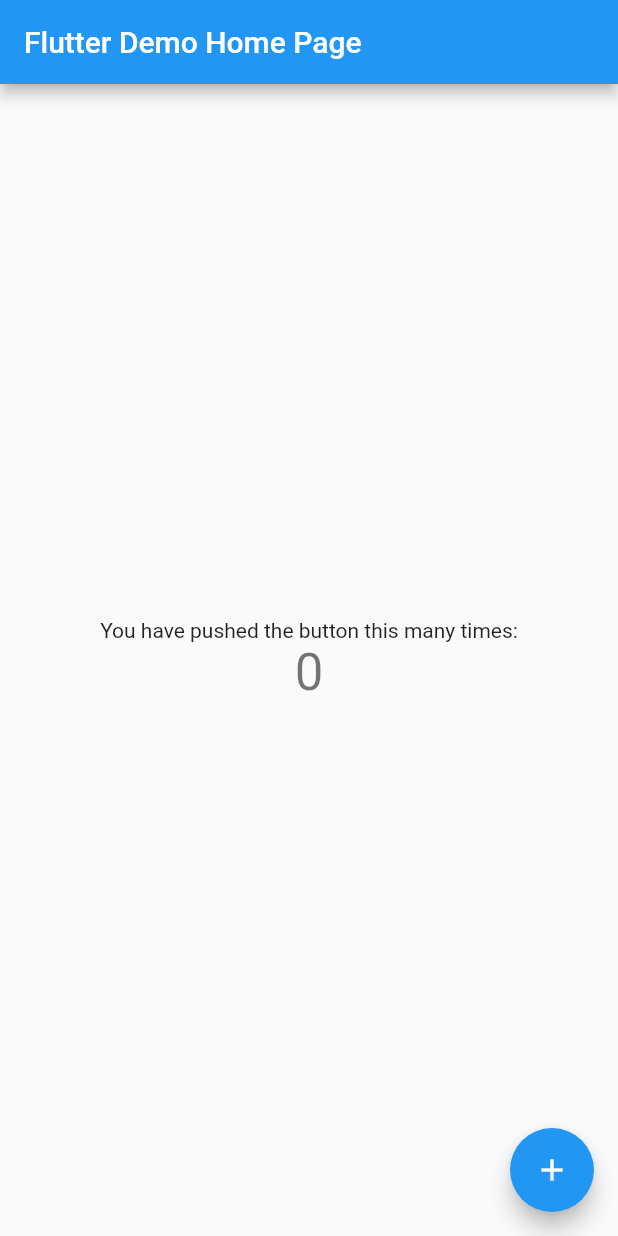
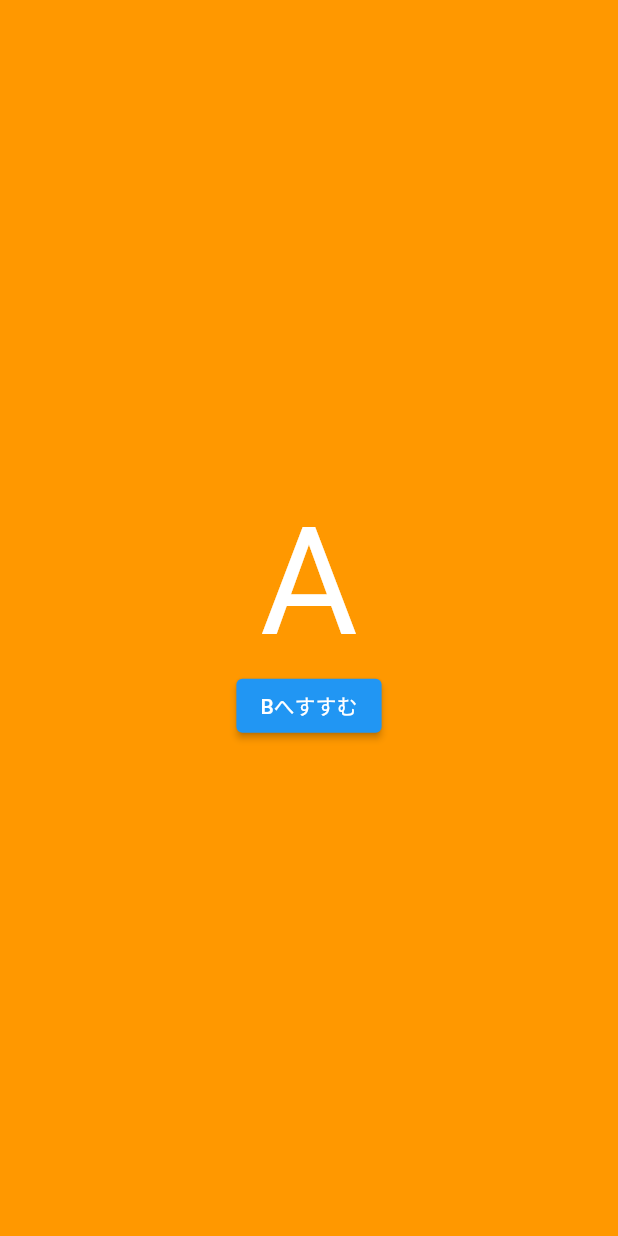
Before and after one commit to kokikudo/practice_navigator, a Flutter app: the screen it shows after launch, on a phone screen of 412 x 824 dp. Run offline on Flutter 3.47's test engine with Material 2 defaults, Android fonts, the phone set to English and light mode, and no system bars.

Commit message:
A,B,C,Dの順にページが移動するWidget作成

```diff
--- a/lib/main.dart
+++ b/lib/main.dart
@@ -15,54 +15,142 @@ class MyApp extends StatelessWidget {
       theme: ThemeData(
         primarySwatch: Colors.blue,
       ),
-      home: const MyHomePage(title: 'Flutter Demo Home Page'),
+
+      // 最初に表示するWidgetをアドレスで指定できる
+      initialRoute: "/subA",
+
+      // MaterialAppで遷移先のWidgetとアドレス的な文字列を登録
+      routes: <String, WidgetBuilder>{
+        "/home": (BuildContext context) => const MainPage(),
+        "/subA": (BuildContext context) => const SubPage(page: SubPages.pageA),
+        "/subB": (BuildContext context) => const SubPage(page: SubPages.pageB),
+        "/subC": (BuildContext context) => const SubPage(page: SubPages.pageC),
+        "/subD": (BuildContext context) => const SubPage(page: SubPages.pageD),
+      },
     );
   }
 }
 
-class MyHomePage extends StatefulWidget {
-  const MyHomePage({Key? key, required this.title}) : super(key: key);
-
-  final String title;
-
-  @override
-  State<MyHomePage> createState() => _MyHomePageState();
-}
-
-class _MyHomePageState extends State<MyHomePage> {
-  int _counter = 0;
-
-  void _incrementCounter() {
-    setState(() {
-      _counter++;
-    });
-  }
+class MainPage extends StatelessWidget {
+  const MainPage({Key? key}) : super(key: key);
 
   @override
   Widget build(BuildContext context) {
     return Scaffold(
       appBar: AppBar(
-        title: Text(widget.title),
+        title: const Text("MainPage"),
       ),
-      body: Center(
-        child: Column(
-          mainAxisAlignment: MainAxisAlignment.center,
-          children: <Widget>[
-            const Text(
-              'You have pushed the button this many times:',
-            ),
-            Text(
-              '$_counter',
-              style: Theme.of(context).textTheme.headline4,
-            ),
-          ],
+      body: Container(
+        padding: const EdgeInsets.all(32.0),
+        child: Center(
+          child: ElevatedButton(
+            onPressed: () {
+              // アドレスを指定してPushする処理をボタンなどに付属する
+              // Navigator.of(context).pushNamed("/sub");
+              // MaterialPageRouteを使えばアドレスの指定は不要
+              Navigator.push(
+                context,
+                MaterialPageRoute(
+                  builder: (context) => const SubPage(page: SubPages.pageA),
+                ),
+              );
+            },
+            child: const Text("Present Sub Widget"),
+          ),
         ),
       ),
-      floatingActionButton: FloatingActionButton(
-        onPressed: _incrementCounter,
-        tooltip: 'Increment',
-        child: const Icon(Icons.add),
-      ), // This trailing comma makes auto-formatting nicer for build methods.
     );
   }
 }
+
+enum SubPages { pageA, pageB, pageC, pageD }
+
+class SubPage extends StatelessWidget {
+  const SubPage({Key? key, required this.page}) : super(key: key);
+
+  final SubPages page;
+
+  @override
+  Widget build(BuildContext context) {
+    // SubPagesの値によって表示するページを帰る
+    Widget widget;
+    switch (page) {
+      case SubPages.pageA:
+        widget = Container(
+          color: Colors.orange,
+          child: Center(
+            child:
+                Column(mainAxisAlignment: MainAxisAlignment.center, children: [
+              const Text(
+                "A",
+                style: TextStyle(color: Colors.white, fontSize: 100.0),
+              ),
+              ElevatedButton(
+                onPressed: () => {Navigator.pushNamed(context, "/subB")},
+                child: const Text("Bへすすむ"),
+              ),
+            ]),
+          ),
+        );
+        break;
+      case SubPages.pageB:
+        widget = Container(
+          color: Colors.blue,
+          child: Center(
+            child:
+                Column(mainAxisAlignment: MainAxisAlignment.center, children: [
+              const Text(
+                "B",
+                style: TextStyle(color: Colors.white, fontSize: 100.0),
+              ),
+              ElevatedButton(
+                onPressed: () => {Navigator.pushNamed(context, "/subC")},
+                child: const Text("Cへすすむ"),
+              ),
+            ]),
+          ),
+        );
+        break;
+      case SubPages.pageC:
+        widget = Container(
+          color: Colors.red,
+          child: Center(
+            child:
+                Column(mainAxisAlignment: MainAxisAlignment.center, children: [
+              const Text(
+                "C",
+                style: TextStyle(color: Colors.white, fontSize: 100.0),
+              ),
+              ElevatedButton(
+                onPressed: () => {Navigator.pushNamed(context, "/subD")},
+                child: const Text("Dへすすむ"),
+              ),
+            ]),
+          ),
+        );
+        break;
+      case SubPages.pageD:
+        widget = Container(
+          color: Colors.lime,
+          child: Center(
+            child:
+                Column(mainAxisAlignment: MainAxisAlignment.center, children: [
+              const Text(
+                "D",
+                style: TextStyle(color: Colors.white, fontSize: 100.0),
+              ),
+              ElevatedButton(
+                onPressed: () =>
+                    {Navigator.popUntil(context, (route) => route.isFirst)},
+                child: const Text("Aへ戻る"),
+              ),
+            ]),
+          ),
+        );
+    }
+
+    return Scaffold(
+      body: widget,
+    );
+  }
+}
```
